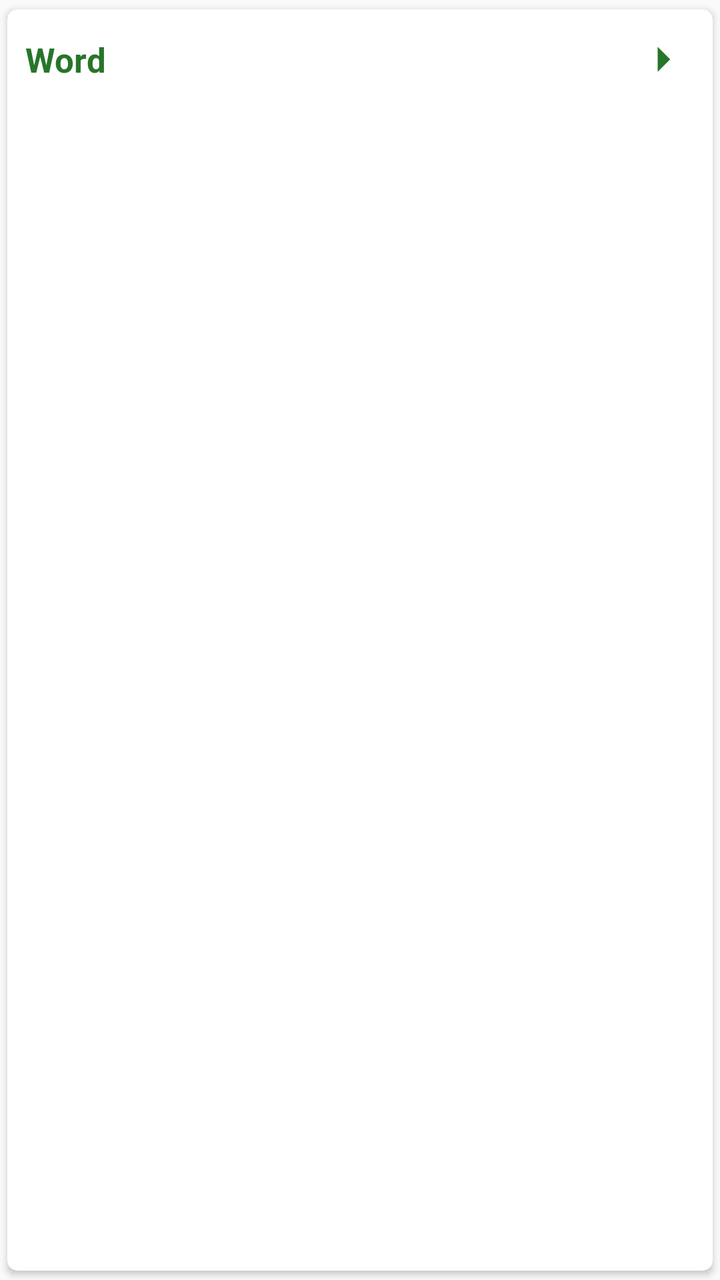
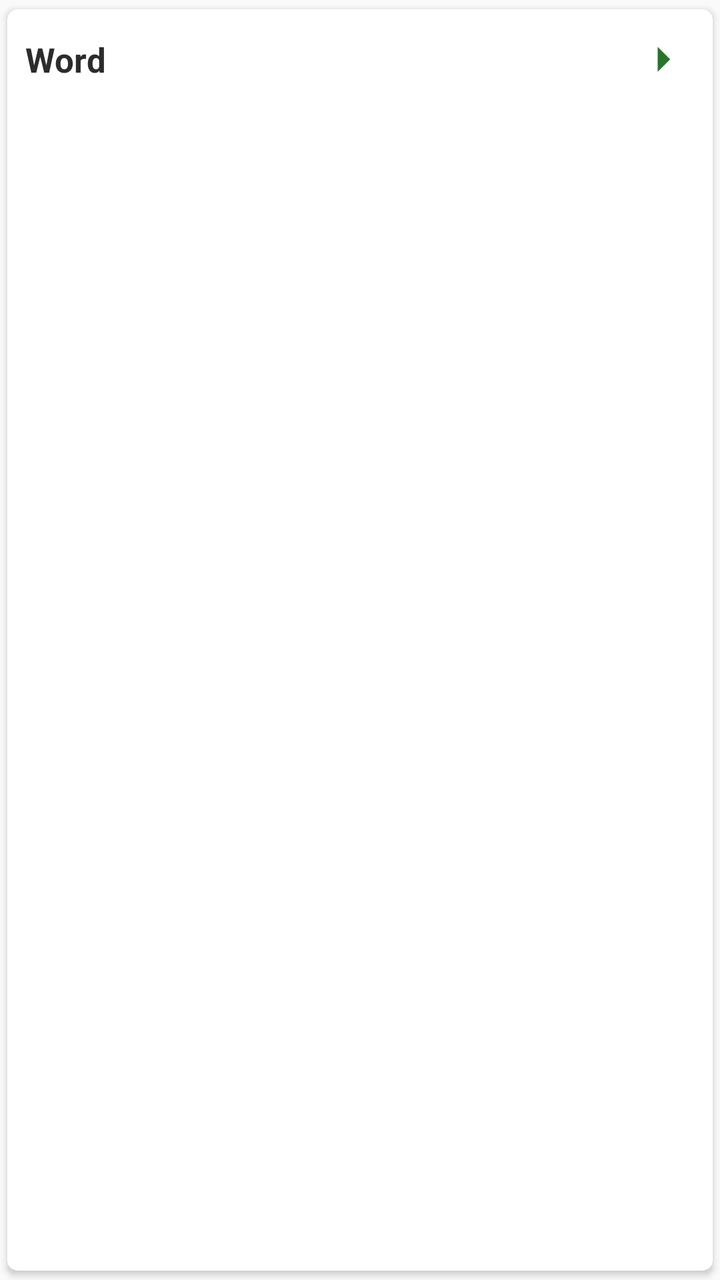

The first picture is an Android layout as it rendered before a commit; the second is the same layout after the commit. The layout source and the unified diff follow.
<!-- AndroidManifest.xml: application theme Theme.MathTerminology -->
<!-- res/layout/recycler_item.xml -->
<?xml version="1.0" encoding="utf-8"?>
<androidx.cardview.widget.CardView
    xmlns:android="http://schemas.android.com/apk/res/android"
    android:layout_width="match_parent"
    android:layout_height="wrap_content"
    xmlns:app="http://schemas.android.com/apk/res-auto"
    app:cardCornerRadius="5dp"
    android:elevation="5dp"
    app:cardUseCompatPadding="true">

    <LinearLayout
        android:layout_width="match_parent"
        android:layout_height="wrap_content"
        android:gravity="center">
















        <TextView
            android:id="@+id/idTVCourseTracks"
            android:layout_width="match_parent"
            android:layout_height="wrap_content"
            android:layout_marginLeft="5dp"
            android:layout_weight="1"
            android:padding="4dp"
            android:text="Word"
            android:textColor="@color/purple_500"
            android:textSize="17dp"
            android:textStyle="bold"
            />













        <LinearLayout
            android:layout_width="wrap_content"
            android:layout_height="wrap_content"
            android:padding="10dp">

        <ImageView
            android:layout_width="30dp"
            android:layout_height="30dp"
            app:itemIconTint="@color/purple_500"
            android:src="@drawable/baseline_arrow_right_24"
            android:layout_gravity="center"/>

        </LinearLayout>
    </LinearLayout>
</androidx.cardview.widget.CardView>
<!-- resources referenced by this layout -->
<resources>
  <color name="purple_500">#27752A</color>
  <!-- drawable baseline_arrow_right_24 (drawable) -->
  <vector xmlns:android="http://schemas.android.com/apk/res/android"
      android:autoMirrored="true"
      android:height="24dp"
      android:tint="@color/purple_500"
      android:viewportHeight="24"
      android:viewportWidth="24"
      android:width="24dp">
        
      <path android:fillColor="@android:color/white"
          android:pathData="M10,17l5,-5 -5,-5v10z"/>
      
  </vector>
  <style name="Theme.MathTerminology" parent="Base.Theme.MathTerminology" />
  <style name="Base.Theme.MathTerminology" parent="Theme.MaterialComponents.DayNight.NoActionBar.Bridge">
                                   
          
  
          <item name="actionMenuTextColor">@color/white</item>
      </style>
  <color name="white">#FFFFFFFF</color>
</resources>

<!-- the commit's change to res/layout/recycler_item.xml (unified diff, before → after) -->
@@ -13,21 +13,6 @@
         android:layout_height="wrap_content"
         android:gravity="center">
 
-
-
-
-
-
-
-
-
-
-
-
-
-
-
-
         <TextView
             android:id="@+id/idTVCourseTracks"
             android:layout_width="match_parent"
@@ -36,22 +21,10 @@
             android:layout_weight="1"
             android:padding="4dp"
             android:text="Word"
-            android:textColor="@color/purple_500"
+            android:textColor="#2C2C2C"
             android:textSize="17dp"
             android:textStyle="bold"
             />
-
-
-
-
-
-
-
-
-
-
-
-
 
         <LinearLayout
             android:layout_width="wrap_content"
